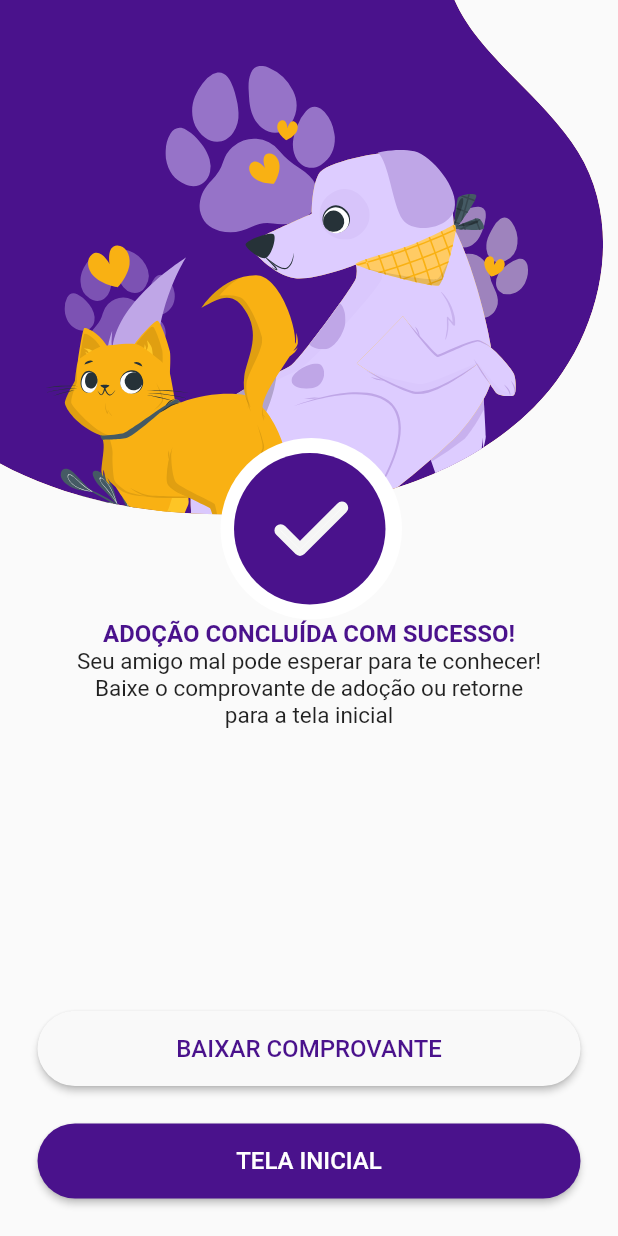
After one commit to MarcalDev/PetBuddy, a Flutter app: the QueroAdotarSucessoPage screen opened directly, on a phone screen of 412 x 824 dp. The commit adds this screen. Run offline on Flutter 3.47's test engine with Material 2 defaults, Android fonts, the phone set to English and light mode, and no system bars; our stand-ins replace flutter_svg.

Commit message:
Adição de página de sucesso

```diff
--- a/lib/app/modules/quero_adotar/pages/quero_adotar_page.dart
+++ b/lib/app/modules/quero_adotar/pages/quero_adotar_page.dart
@@ -1,5 +1,6 @@
 import 'package:flutter/material.dart';
 import 'package:flutter_svg/svg.dart';
+import 'package:petbuddy/app/modules/quero_adotar/pages/quero_adotar_sucesso_page.dart';
 import 'package:petbuddy/app/modules/quero_adotar/pages/selecionar_data_page.dart';
 import 'package:petbuddy/app/modules/quero_adotar/pages/termo_responsabilidade_page.dart';
 import 'package:petbuddy/app/modules/quero_adotar/pages/upload_documentos_page.dart';
@@ -25,9 +26,13 @@ class _QueroAdotarPageState extends State<QueroAdotarPage> {
   late String imagem = AssetsAplicativo.documentFlat;
 
   avancarPagina() {
-    if (indexPage < 3) {
+    if (indexPage < 2) {
       pageController.jumpToPage(indexPage + 1);
       indexPage += 1;
+    } else {
+      Navigator.of(context).push(MaterialPageRoute(
+        builder: (context) => const QueroAdotarSucessoPage(),
+      ));
     }
 
     setState(() {
--- /dev/null
+++ b/lib/app/modules/quero_adotar/pages/quero_adotar_sucesso_page.dart
@@ -0,0 +1,73 @@
+import 'package:flutter/material.dart';
+import 'package:flutter_svg/svg.dart';
+import 'package:petbuddy/app/util/app_colors.dart';
+import 'package:petbuddy/app/util/assets_aplicativo.dart';
+import 'package:petbuddy/app/util/text_fonts.dart';
+import 'package:petbuddy/app/util/widgets/button_widget.dart';
+
+import '../../../util/widgets/text_widget.dart';
+
+class QueroAdotarSucessoPage extends StatelessWidget {
+  const QueroAdotarSucessoPage({super.key});
+
+  @override
+  Widget build(BuildContext context) {
+    return Material(
+        child: SafeArea(
+            child: Scaffold(
+                body: Column(
+      crossAxisAlignment: CrossAxisAlignment.start,
+      children: [
+        SvgPicture.asset(AssetsAplicativo.ilustracaoSucesso, fit: BoxFit.fitHeight),
+        const Align(
+          alignment: Alignment.center,
+          child: TextWidget(
+            text: 'ADOÇÃO CONCLUÍDA COM SUCESSO!',
+            fontWeight: FontWeight.bold,
+            textColor: AppColors.corPadraoAplicativo,
+            fontSize: TextFonts.fonteSubTituloLogin,
+          ),
+        ),
+        const Align(
+          alignment: Alignment.center,
+          child: TextWidget(
+            textAlign: TextAlign.center,
+            text:
+                'Seu amigo mal pode esperar para te conhecer!\nBaixe o comprovante de adoção ou retorne \npara a tela inicial',
+            fontSize: TextFonts.fonteTextoMaior,
+          ),
+        ),
+        Expanded(
+          child: Padding(
+            padding: EdgeInsets.symmetric(horizontal: 25),
+            child: Align(
+              alignment: Alignment.bottomCenter,
+              child: Column(
+                mainAxisSize: MainAxisSize.min,
+                children: [
+                  ButtonWidget(
+                      buttonText: 'BAIXAR COMPROVANTE',
+                      onPressed: () {},
+                      textColor: AppColors.corPadraoAplicativo,
+                      buttonColor: AppColors.corBackground),
+                  const SizedBox(
+                    height: 25,
+                  ),
+                  ButtonWidget(
+                    buttonText: 'TELA INICIAL',
+                    onPressed: () {},
+                    buttonColor: AppColors.corPadraoAplicativo,
+                    textColor: AppColors.corBranco,
+                  ),
+                ],
+              ),
+            ),
+          ),
+        ),
+        const SizedBox(
+          height: 25,
+        ),
+      ],
+    ))));
+  }
+}
--- a/lib/app/util/assets_aplicativo.dart
+++ b/lib/app/util/assets_aplicativo.dart
@@ -28,4 +28,5 @@ class AssetsAplicativo {
   static const String iconeCalendario = "$svgPath/Icone_Calendario.svg";
   static const String ilustracaoCalendario = "$svgPath/Ilustracao_Calendario.svg";
   static const String ilustracaoContrato = "$svgPath/Ilustracao_Contrato.svg";
+  static const String ilustracaoSucesso = "$svgPath/Ilustracao_Sucesso.svg";
 }
--- a/lib/app/util/widgets/text_widget.dart
+++ b/lib/app/util/widgets/text_widget.dart
@@ -6,16 +6,20 @@ class TextWidget extends StatelessWidget {
   final double? fontSize;
   final FontWeight? fontWeight;
   final int? maxLines;
-  const TextWidget({super.key, required this.text, this.textColor, this.fontSize, this.fontWeight, this.maxLines});
+  final TextAlign? textAlign;
+  const TextWidget(
+      {super.key, required this.text, this.textColor, this.fontSize, this.fontWeight, this.maxLines, this.textAlign});
 
   @override
   Widget build(BuildContext context) {
     return Text(text,
         maxLines: maxLines,
+        textAlign: textAlign,
         style: TextStyle(
           color: textColor,
           fontSize: fontSize,
           fontWeight: fontWeight,
+
         ));
   }
 }
```
Also changed, not shown: assets/svgs/Ilustracao_Sucesso.svg (added).
